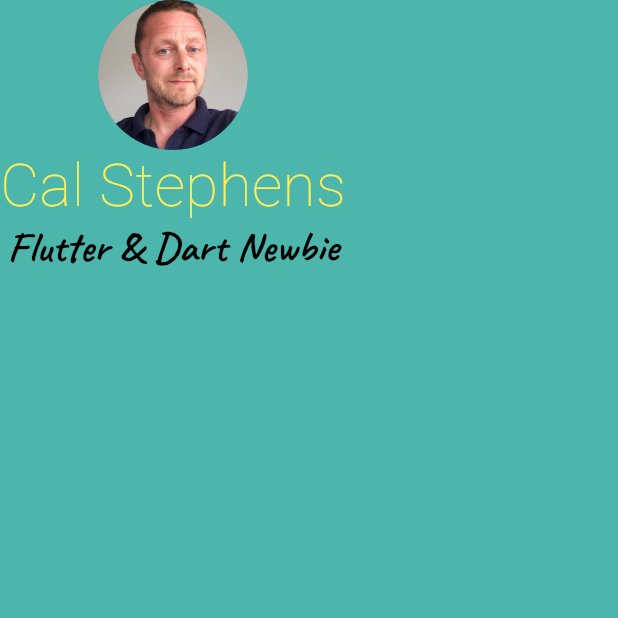
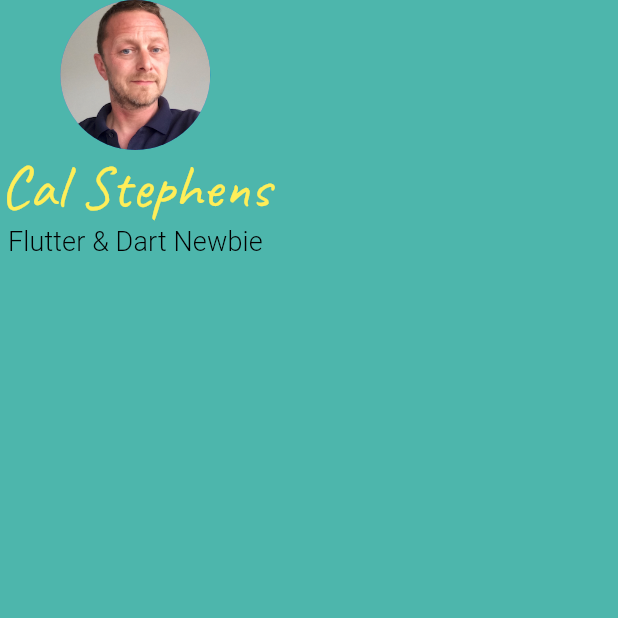
Before and after one commit to carlstep/ab_mi_card_flutter2, a Flutter app: the screen it shows after launch, on a phone screen of 412 x 824 dp, the top half of it. Run offline on Flutter 3.47's test engine with Material 2 defaults, Android fonts, the phone set to English and light mode, and no system bars; our stand-ins replace google_fonts.

Commit message:
update to font styling

```diff
--- a/lib/main.dart
+++ b/lib/main.dart
@@ -21,7 +21,7 @@ class MyApp extends StatelessWidget {
               ),
               Text(
                 'Cal Stephens',
-                style: GoogleFonts.balooThambi(
+                style: GoogleFonts.caveat(
                   fontSize: 40.0,
                   fontWeight: FontWeight.w100,
                   letterSpacing: .3,
@@ -30,10 +30,10 @@ class MyApp extends StatelessWidget {
               ),
               Text(
                 'Flutter & Dart Newbie',
-                style: GoogleFonts.caveat(
+                style: GoogleFonts.balooThambi(
                   //fontFamily: 'Lobster',
-                  fontSize: 28.0,
-                  fontWeight: FontWeight.w700,
+                  fontSize: 18.0,
+                  fontWeight: FontWeight.w300,
                   letterSpacing: .1,
                   color: Colors.black,
                 ),
```
